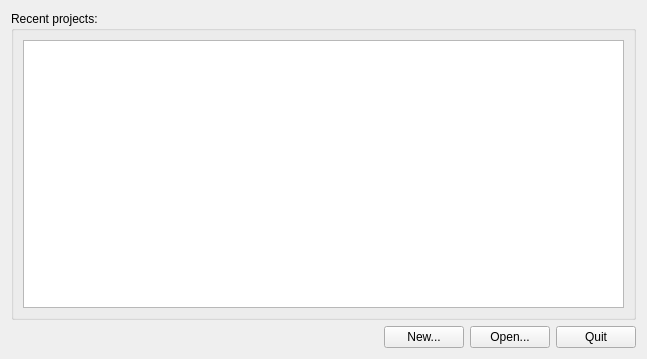
Old version of the form cct/processing/mainwindow/projectdialog/projectdialog.ui in the repository awacha/cct.
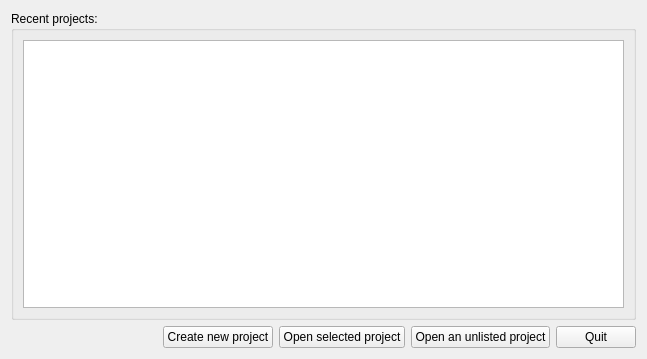
New version of the form. Icons and pictures are not drawn.

Commit message: processing UI: the project selection dialog is not that misleading now

What changed in the file:
```diff
--- a/cct/processing/mainwindow/projectdialog/projectdialog.ui
+++ b/cct/processing/mainwindow/projectdialog/projectdialog.ui
@@ -51,7 +51,7 @@
      <item>
       <widget class="QPushButton" name="newPushButton">
        <property name="text">
-        <string>New...</string>
+        <string>Create new project</string>
        </property>
        <property name="icon">
         <iconset theme="document-new">
@@ -59,10 +59,20 @@
        </property>
       </widget>
      </item>
+     <item>
+      <widget class="QPushButton" name="openSelectedPushButton">
+       <property name="text">
+        <string>Open selected project</string>
+       </property>
+       <property name="icon">
+        <iconset theme="document-open"/>
+       </property>
+      </widget>
+     </item>
      <item>
       <widget class="QPushButton" name="openPushButton">
        <property name="text">
-        <string>Open...</string>
+        <string>Open an unlisted project</string>
        </property>
        <property name="icon">
         <iconset theme="document-open">
```
The commit also changes 1 other file.
